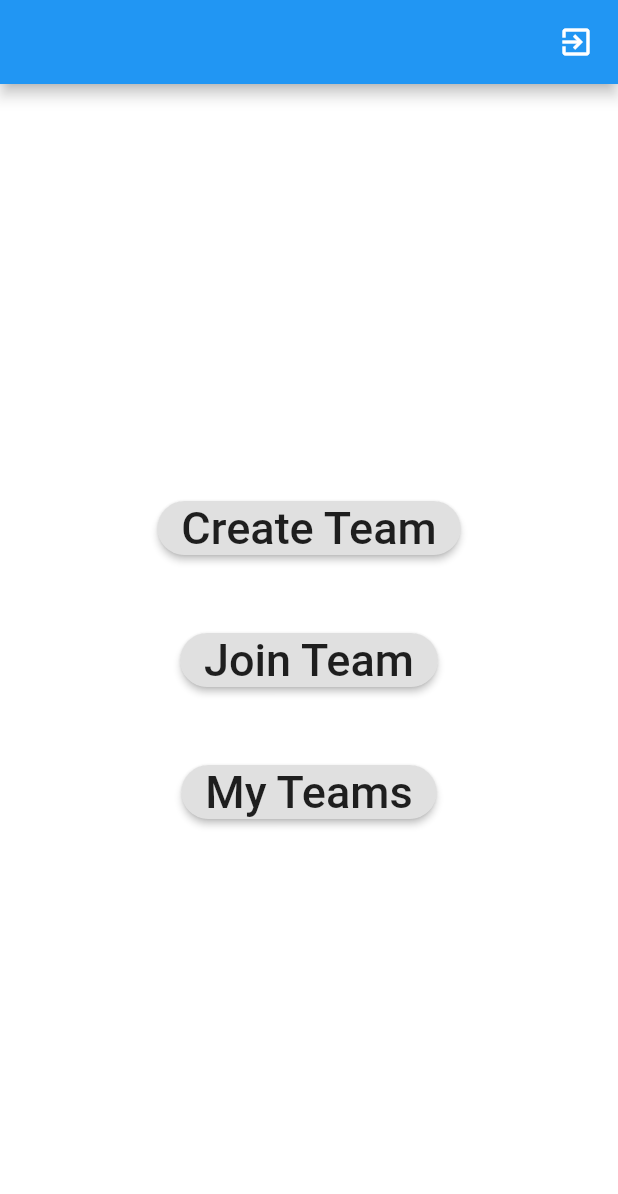
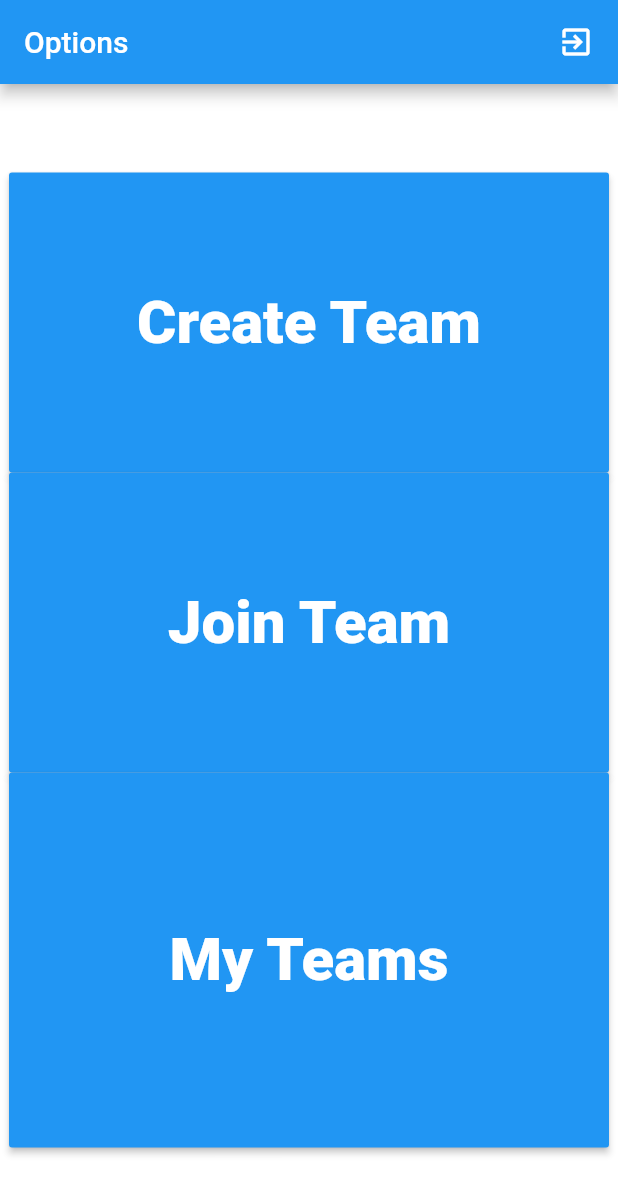
Before and after one commit to janhavitripurwar/progress_checker, a Flutter app: the screen it shows after launch, on a phone screen of 412 x 824 dp. Shown: the top 1194 px of the screen. Run offline on Flutter 3.47's test engine with Material 2 defaults, Android fonts, the phone set to English and light mode, and no system bars; our stand-ins replace cloud_firestore, firebase_auth, flutter_speed_dial, flutter_spinkit, shared_preferences; accounts and stored records are empty.

Commit message:
changed option UI

```diff
--- a/lib/modal/user.dart
+++ b/lib/modal/user.dart
@@ -16,3 +16,9 @@ class userdata {
 
   userdata({this.uid});
 }
+
+class teamname{
+  final String team;
+
+  teamname({this.team});
+}
--- a/lib/services/database.dart
+++ b/lib/services/database.dart
@@ -7,6 +7,8 @@ class DatabaseMethods {
   DatabaseMethods({this.uid}) {}
 
   static String id=null;
+  static String teamname=null;
+
   //signin signup
   getUserByUsername(String username) async {
     return await Firestore.instance
--- a/lib/views/createteam.dart
+++ b/lib/views/createteam.dart
@@ -31,6 +31,7 @@ class _createTeamState extends State<createTeam> {
 //    };
     _teamname=teamNameTextEditingController.text;
     _username=userNameTextEditingController.text;
+    DatabaseMethods.teamname=teamNameTextEditingController.text;
 
     //databaseMethods.addDomainAndOwnerIdToTeams(teamAndOwnerInfo);
 //    final databaseReference = Firestore.instance;
--- a/lib/views/myteams.dart
+++ b/lib/views/myteams.dart
@@ -16,7 +16,11 @@ class _myTeamListState extends State<myTeamList> {
   @override
   Widget build(BuildContext context) {
     return Scaffold(
-      appBar: appBarMain(context),
+      appBar: AppBar(
+        title: Text('My Teams'),
+        elevation: 5.0,
+        backgroundColor: Colors.teal,
+      ),
       body: myTeam(),
     );
   }
@@ -24,8 +28,8 @@ class _myTeamListState extends State<myTeamList> {
 
 class myTeam extends StatelessWidget {
 
-  Future _data;
   Future getPosts() async{
+    print(DatabaseMethods.teamname);
     var firestore = Firestore.instance;
     QuerySnapshot qn = await firestore.collection("Users").getDocuments();
     return qn.documents;
@@ -57,7 +61,8 @@ class myTeam extends StatelessWidget {
                   itemBuilder: (_,index){
 
                     return ListTile(
-                        title: Text(snapshot.data[index].data["team"]),
+                        title: Text(snapshot.data[index].data["team"],
+                          ),
                         onTap: () {
                           //navigate to members.dart
                           Navigator.pushReplacement(context, MaterialPageRoute(
--- a/lib/views/options.dart
+++ b/lib/views/options.dart
@@ -22,8 +22,10 @@ class option extends StatelessWidget {
       title: _title,
       home: Scaffold(
         appBar: AppBar(
+          title: Text('Options'),
           actions: <Widget>[
             GestureDetector(
+
               onTap: (){
                 authMethods.signOut();
                 Navigator.pushReplacement(context,
@@ -56,36 +58,46 @@ class MyStatelessWidget extends StatelessWidget {
       child: Column(
         mainAxisSize: MainAxisSize.min,
         children: <Widget>[
-          RaisedButton(
+          ButtonTheme(
+            minWidth: 400.0,
+            height: 200.0,
+            child: RaisedButton(
+              color: Colors.blue,
               onPressed: () {
                 Navigator.push(context, MaterialPageRoute(
                     builder: (context) => createTeam()
                 ));
               },
-            child: const Text('Create Team', style: TextStyle(fontSize: 30,)),
-            shape: RoundedRectangleBorder(
-                borderRadius: new BorderRadius.circular(30.0)),
+              child: Text('Create Team', style: TextStyle(fontSize: 40.0,color: Colors.white,fontWeight: FontWeight.w900),),
               ),
-          const SizedBox(height: 40),
-          RaisedButton(
+          ),
+
+          ButtonTheme(
+            minWidth: 400.0,
+            height: 200.0,
+            child: RaisedButton(
+                color: Colors.blue,
               onPressed: () {
                 Navigator.push(context, MaterialPageRoute(
                     builder: (context) => joinTeam()
                 ));
               },
-            child: const Text('Join Team', style: TextStyle(fontSize: 30)),
-              shape: RoundedRectangleBorder(borderRadius: new BorderRadius.circular(30.0))
+              child: const Text('Join Team', style: TextStyle(fontSize: 40.0,color: Colors.white,fontWeight: FontWeight.w900)),
             ),
-          const SizedBox(height: 40),
-          RaisedButton(
+          ),
+          ButtonTheme(
+            minWidth: 400.0,
+            height: 250.0,
+            child: RaisedButton(
+              color: Colors.blue,
+              child: Text('My Teams', style: TextStyle(fontSize: 40.0,color: Colors.white,fontWeight: FontWeight.w900)),
               onPressed: () {
                 Navigator.push(context, MaterialPageRoute(
                   builder: (context) => myTeamList()
                 ));
               },
-              child:
-              const Text('My Teams', style: TextStyle(fontSize: 30)),
-              shape: RoundedRectangleBorder(borderRadius: new BorderRadius.circular(30.0))
+
+              ),
           ),
         ],
       ),
```
Also changed, not shown: 1 other file. Lines whose indentation alone changed are shown as unchanged.
